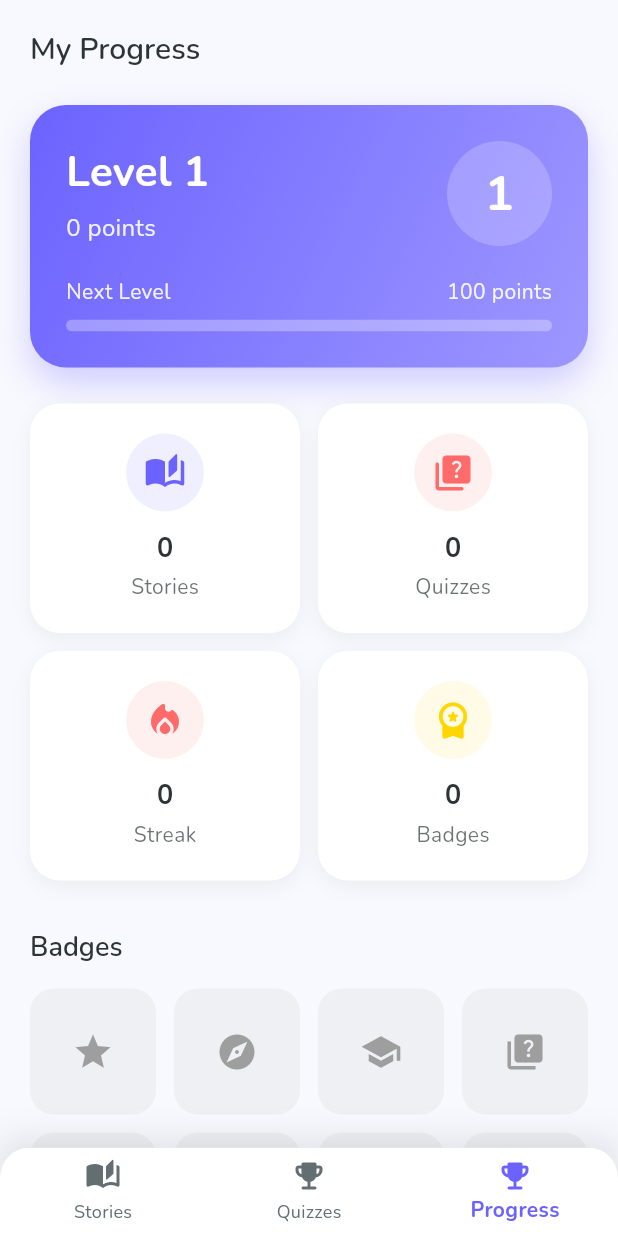
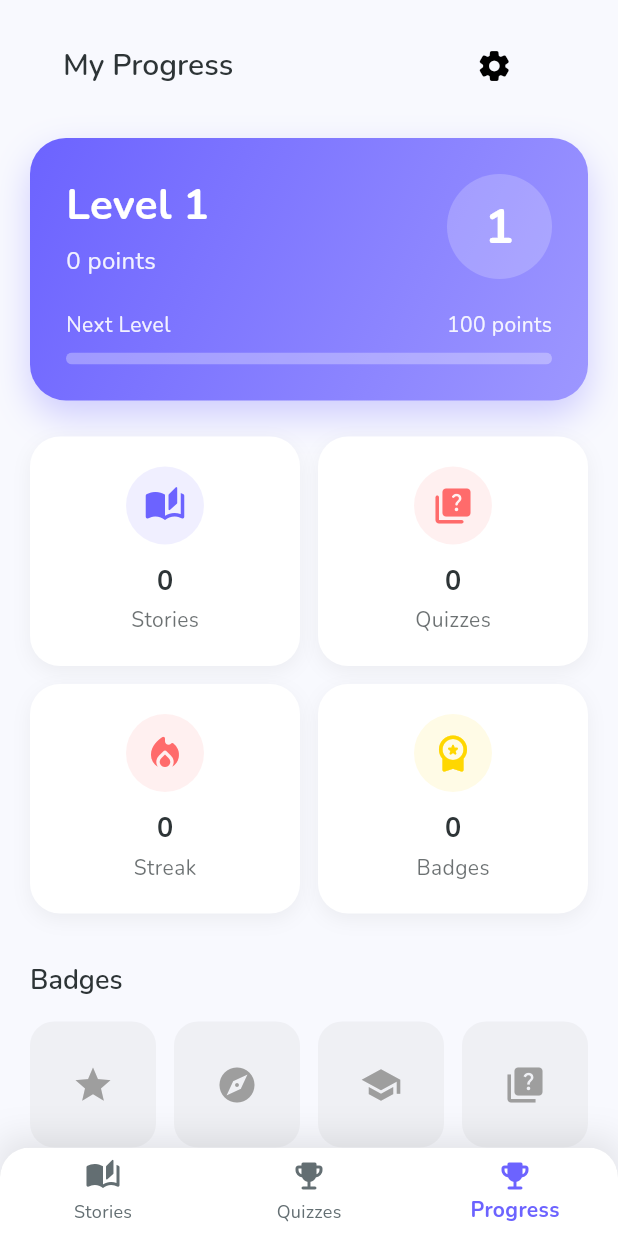
Before and after one commit to ake144/mobile-child-hub, a Flutter app: the screen it shows after launch, item 3 of the bottom bar chosen, on a phone screen of 412 x 824 dp. Run offline on Flutter 3.47's test engine with Material 3 defaults, Android fonts, the phone set to English and light mode, and no system bars; drawn by our look-alikes of flutter_animate; our stand-ins replace audioplayers, confetti, equatable, flutter_bloc, flutter_tts, google_fonts and 2 more; accounts and stored records are empty.

```diff
--- a/lib/presentation/screens/progress_screen.dart
+++ b/lib/presentation/screens/progress_screen.dart
@@ -1,3 +1,4 @@
+import 'package:bible_stories/presentation/screens/settings_screen.dart';
 import 'package:flutter/material.dart';
 import 'package:flutter_bloc/flutter_bloc.dart';
 import 'package:flutter_animate/flutter_animate.dart';
@@ -23,10 +24,32 @@ class ProgressScreen extends StatelessWidget {
             return Column(
               crossAxisAlignment: CrossAxisAlignment.start,
               children: [
-                Text(
+                  Padding(padding:
+                        EdgeInsetsGeometry.symmetric(horizontal: 22),
+
+                  child: Row(
+                    children: [
+                    Text(
                   isAm ? 'የእኔ እድገት' : 'My Progress',
                   style: Theme.of(context).textTheme.headlineMedium,
                 ).animate().fadeIn(),
+
+                  const SizedBox(width: 150),
+                   IconButton(onPressed: (){
+                        Navigator.push(context,
+                          MaterialPageRoute(
+                            builder: (_) => SettingsScreen(),
+                          ),
+                        );
+                        },
+                        icon:  Icon(Icons.settings_rounded).animate().fadeIn().slideX(begin: 0.1, delay: 200.ms),
+                  )
+                    ],
+                ),
+
+                  ),
+
+
                 const SizedBox(height: 24),
                 // Level Card
                 _LevelCard(
```
